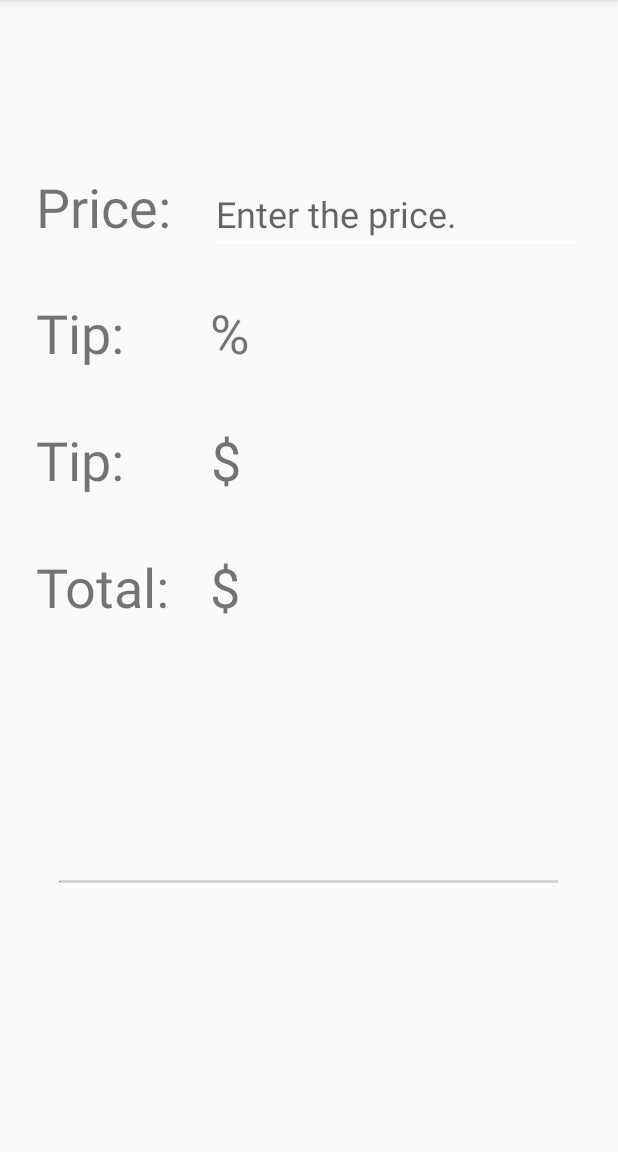
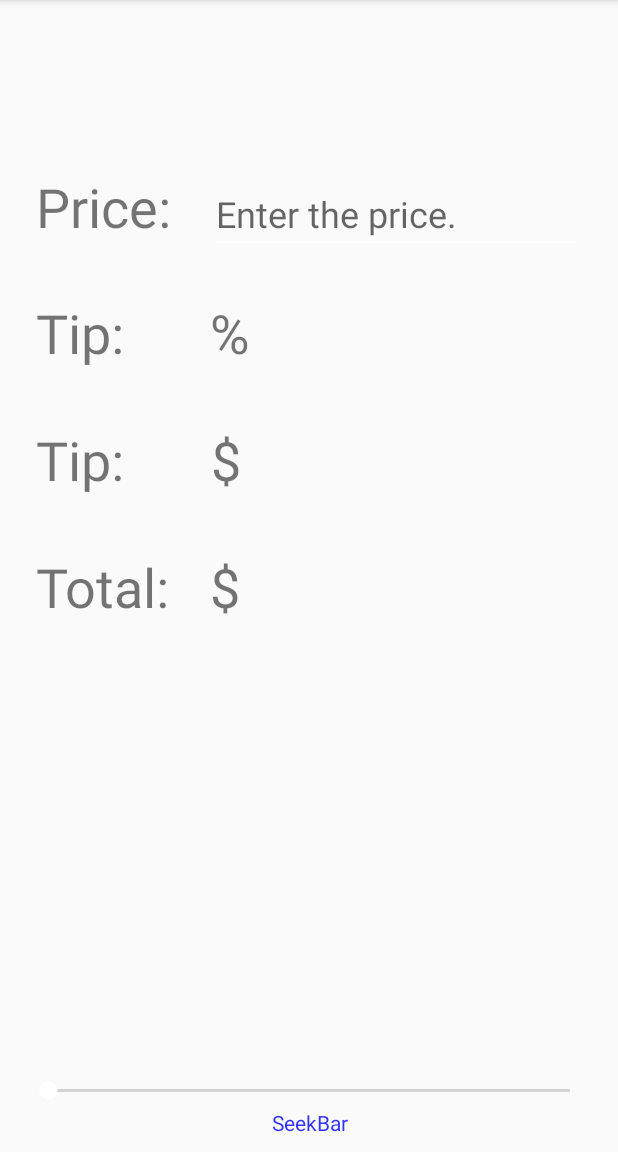
Before and after one commit to stephencordasco/MultiCalculator, an Android app: the TipCalculatorActivity screen opened directly, with no data from a screen before it, on a phone screen of 412 x 824 dp, the part 84-1236 px from its top. Run offline under Robolectric (Android 15) with nearby library versions, the phone set to English and light mode, and no system bars.

Commit message:
Added a Toast when the SeekBar tracks and stops tracking. Added a TextView below the SeekBar to help identify it.

```diff
--- a/app/src/main/java/com/example/steph/multicalculator/TipCalculatorActivity.kt
+++ b/app/src/main/java/com/example/steph/multicalculator/TipCalculatorActivity.kt
@@ -55,6 +55,9 @@ class TipCalculatorActivity : AppCompatActivity() {
                 printTipCost()
                 // calculate the tip after the seek bar stops tracking
                 calculateTip()
+
+                // Toast to inform the user that they are now tracking with the seek bar
+                Toast.makeText(applicationContext, "Tracking", Toast.LENGTH_SHORT).show()
             }
 
             override fun onStartTrackingTouch(seekBar: SeekBar?) {
@@ -62,7 +65,10 @@ class TipCalculatorActivity : AppCompatActivity() {
             }
 
             override fun onStopTrackingTouch(seekBar: SeekBar?) {
-
+                // Toast to inform the user that they are seek bar has stopped tracking
+                Toast.makeText(applicationContext, "Tracking Stopped", Toast.LENGTH_SHORT).show()
+                // calculate the tip after the seek bar stops tracking
+                calculateTip()
             }
         })
     }
--- a/app/src/main/res/layout/activity_tip_calculator.xml
+++ b/app/src/main/res/layout/activity_tip_calculator.xml
@@ -32,14 +32,14 @@
             app:layout_constraintStart_toStartOf="parent"
             android:layout_marginStart="24dp" app:layout_constraintBaseline_toBaselineOf="@+id/totalTextView2"/>
     <SeekBar
-            android:layout_width="0dp"
+            android:layout_width="match_parent"
+            android:id="@+id/seekBar"
+            android:visibility="visible"
             android:layout_height="wrap_content"
-            android:id="@+id/seekBar"
-            android:layout_marginBottom="16dp"
-            app:layout_constraintBottom_toBottomOf="parent" app:layout_constraintStart_toStartOf="parent"
-            android:layout_marginStart="24dp" app:layout_constraintEnd_toEndOf="parent" android:layout_marginEnd="24dp"
-            android:layout_marginTop="8dp" app:layout_constraintTop_toBottomOf="@+id/totalTextView2"
-            android:thumb="@color/colorBlue"/>
+            app:layout_constraintStart_toStartOf="parent"
+            android:layout_marginStart="16dp" android:layout_marginBottom="32dp"
+            app:layout_constraintBottom_toBottomOf="parent" android:layout_marginEnd="16dp"
+            app:layout_constraintEnd_toEndOf="parent"/>
     <TextView
             android:layout_width="wrap_content"
             android:layout_height="wrap_content"
@@ -85,5 +85,16 @@
             android:layout_marginStart="8dp" app:layout_constraintEnd_toEndOf="parent" android:layout_marginEnd="8dp"
             app:layout_constraintHorizontal_bias="0.035" android:layout_marginTop="36dp"
             app:layout_constraintTop_toBottomOf="@+id/tipTextView2"/>
+    <TextView
+            android:text="SeekBar"
+            android:layout_width="wrap_content"
+            android:layout_height="wrap_content"
+            android:id="@+id/seekBarTextView" android:textSize="14sp"
+            android:textAlignment="center" android:textColor="@color/colorBlue"
+            android:layout_marginStart="16dp"
+            app:layout_constraintStart_toStartOf="parent" android:layout_marginEnd="16dp"
+            app:layout_constraintEnd_toEndOf="parent" android:layout_marginBottom="16dp"
+            app:layout_constraintBottom_toBottomOf="parent" app:layout_constraintHorizontal_bias="0.503"
+            android:layout_marginTop="8dp" app:layout_constraintTop_toBottomOf="@+id/seekBar"/>
 
 </android.support.constraint.ConstraintLayout>
```
